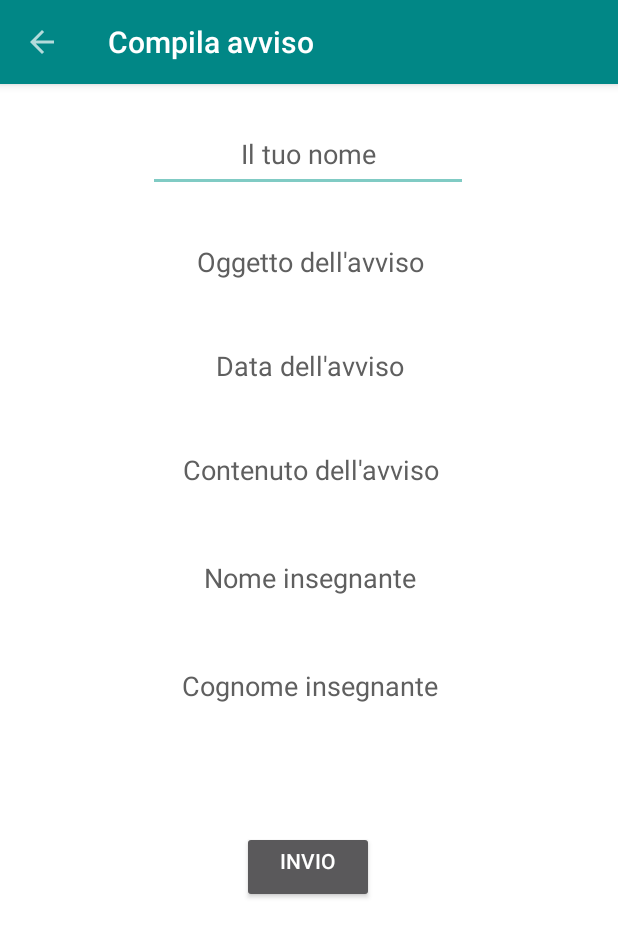
After one commit to Donnyz/Progetto-ingegneria-2021-2022.-gruppo-SSH-, an Android app: the Avvisi_insegnante screen opened directly, with no data from a screen before it, on a phone screen of 412 x 824 dp. The commit adds this screen. Shown: the top 937 px of the screen. Run offline under Robolectric (Android 15) with nearby library versions, the phone set to English and light mode, and no system bars.

Commit message:
Nuove finestre per avvisi e libretto
Nuove finestre per avvisi e libretto

```diff
--- /dev/null
+++ b/app/src/main/java/com/example/ssh/Avvisi_insegnante.java
@@ -0,0 +1,56 @@
+package com.example.ssh;
+
+import android.os.Bundle;
+import android.text.TextUtils;
+import android.view.View;
+import android.widget.Button;
+import android.widget.EditText;
+import android.widget.Toast;
+
+import androidx.appcompat.app.AppCompatActivity;
+import androidx.appcompat.widget.Toolbar;
+
+public class Avvisi_insegnante extends AppCompatActivity { //sezione per scrivere un avviso ad uno specifico insegnante
+
+    private EditText parent_name;
+    private EditText object;
+    private EditText data;
+    private EditText contenuto;
+    private EditText nomeinsegnante;
+    private EditText cognomeinsegnante;
+    private Button invio;
+
+    @Override
+    protected void onCreate(Bundle savedInstanceState) {
+        super.onCreate(savedInstanceState);
+        setContentView(R.layout.activity_avvisinsegnante);
+
+        //toolbar
+        Toolbar toolbar = findViewById(R.id.toolbar_avvisi_insegnante);
+        setSupportActionBar(toolbar);
+        getSupportActionBar().setTitle("Compila avviso");
+        getSupportActionBar().setDisplayHomeAsUpEnabled(true);
+
+        parent_name = findViewById(R.id.Parent_name);
+        object = findViewById(R.id.object);
+        contenuto = findViewById(R.id.contenuto);
+        data = findViewById(R.id.data);
+        nomeinsegnante = findViewById(R.id.nomeinsegnante);
+        cognomeinsegnante = findViewById(R.id.cognomeinsegnante);
+
+
+        invio = (Button) findViewById(R.id.invia_avviso);
+        invio.setClickable(false);
+    }
+
+    /*private boolean check_not_empty(){
+        if(TextUtils.isEmpty( parent_name.getText().toString()) || TextUtils.isEmpty(object.getText().toString()) || TextUtils.isEmpty(contenuto.getText().toString())||TextUtils.isEmpty(data.getText().toString())||
+            TextUtils.isEmpty(nomeinsegnante.getText().toString())||TextUtils.isEmpty(cognomeinsegnante.getText().toString())){
+                Toast.makeText(this,"Riempi i campi per inviare",Toast.LENGTH_LONG).show();
+                return false;
+            }else{
+                invio.setClickable(true);
+                return true;
+            }
+    }*/
+}
--- /dev/null
+++ b/app/src/main/res/layout/activity_avvisinsegnante.xml
@@ -0,0 +1,134 @@
+<?xml version="1.0" encoding="utf-8"?>
+<androidx.constraintlayout.widget.ConstraintLayout xmlns:android="http://schemas.android.com/apk/res/android"
+    xmlns:app="http://schemas.android.com/apk/res-auto"
+    xmlns:tools="http://schemas.android.com/tools"
+    android:layout_width="match_parent"
+    android:layout_height="match_parent"
+    android:background="@color/white"
+    tools:context=".Avvisi_insegnante">
+
+    <include
+        android:id="@+id/toolbar_avvisi_insegnante"
+        layout="@layout/toolbar"
+        android:layout_width="match_parent"
+        android:layout_height="wrap_content"
+        app:layout_constraintEnd_toEndOf="parent"
+        app:layout_constraintStart_toEndOf="parent" />
+
+    <EditText
+        android:id="@+id/Parent_name"
+        android:layout_width="wrap_content"
+        android:layout_height="wrap_content"
+        android:layout_marginTop="24dp"
+        android:ems="10"
+        android:gravity="center_horizontal"
+        android:hint="Il tuo nome"
+        android:inputType="textPersonName"
+        android:minHeight="48dp"
+        android:shadowColor="@color/purple_700"
+        android:textColor="@color/black"
+        android:textColorHint="#5F5F5F"
+        app:layout_constraintEnd_toEndOf="parent"
+        app:layout_constraintHorizontal_bias="0.497"
+        app:layout_constraintStart_toStartOf="parent"
+        app:layout_constraintTop_toBottomOf="@+id/toolbar_avvisi_insegnante" />
+
+    <EditText
+        android:id="@+id/object"
+        android:layout_width="wrap_content"
+        android:layout_height="wrap_content"
+        android:layout_marginTop="24dp"
+        android:ems="10"
+        android:gravity="center_horizontal"
+        android:hint="Oggetto dell'avviso"
+        android:inputType="textPersonName"
+        android:textColor="@color/black"
+        android:textColorHint="#5F5F5F"
+        app:layout_constraintEnd_toEndOf="parent"
+        app:layout_constraintHorizontal_bias="0.502"
+        app:layout_constraintStart_toStartOf="parent"
+        app:layout_constraintTop_toBottomOf="@+id/Parent_name" />
+
+    <EditText
+        android:id="@+id/data"
+        android:layout_width="wrap_content"
+        android:layout_height="wrap_content"
+        android:layout_marginTop="24dp"
+        android:ems="10"
+        android:gravity="center_horizontal"
+        android:hint="Data dell'avviso"
+        android:inputType="date"
+        android:textColor="@color/black"
+        android:textColorHint="#5F5F5F"
+        app:layout_constraintEnd_toEndOf="parent"
+        app:layout_constraintHorizontal_bias="0.502"
+        app:layout_constraintStart_toStartOf="parent"
+        app:layout_constraintTop_toBottomOf="@+id/object" />
+
+    <EditText
+        android:id="@+id/contenuto"
+        android:layout_width="wrap_content"
+        android:layout_height="wrap_content"
+        android:layout_marginTop="24dp"
+        android:ems="10"
+        android:gravity="center_horizontal"
+        android:hint="Contenuto dell'avviso"
+        android:inputType="textLongMessage"
+        android:minHeight="48dp"
+        android:textColor="@color/black"
+        android:textColorHint="#5F5F5F"
+        app:layout_constraintEnd_toEndOf="parent"
+        app:layout_constraintHorizontal_bias="0.502"
+        app:layout_constraintStart_toStartOf="parent"
+        app:layout_constraintTop_toBottomOf="@+id/data" />
+
+    <EditText
+        android:id="@+id/nomeinsegnante"
+        android:layout_width="wrap_content"
+        android:layout_height="wrap_content"
+        android:layout_marginTop="24dp"
+        android:ems="10"
+        android:gravity="center_horizontal"
+        android:hint="Nome insegnante"
+        android:inputType="textPersonName"
+        android:minHeight="48dp"
+        android:textColor="@color/black"
+        android:textColorHint="#5F5F5F"
+        app:layout_constraintEnd_toEndOf="parent"
+        app:layout_constraintHorizontal_bias="0.502"
+        app:layout_constraintStart_toStartOf="parent"
+        app:layout_constraintTop_toBottomOf="@+id/contenuto" />
+
+    <EditText
+        android:id="@+id/cognomeinsegnante"
+        android:layout_width="wrap_content"
+        android:layout_height="wrap_content"
+        android:layout_marginTop="24dp"
+        android:ems="10"
+        android:gravity="center_horizontal"
+        android:hint="Cognome insegnante"
+        android:inputType="textPersonName"
+        android:minHeight="48dp"
+        android:textColor="@color/black"
+        android:textColorHint="#5F5F5F"
+        app:layout_constraintEnd_toEndOf="parent"
+        app:layout_constraintHorizontal_bias="0.502"
+        app:layout_constraintStart_toStartOf="parent"
+        app:layout_constraintTop_toBottomOf="@+id/nomeinsegnante" />
+
+    <Button
+        android:id="@+id/invia_avviso"
+        android:layout_width="wrap_content"
+        android:layout_height="wrap_content"
+        android:layout_marginTop="32dp"
+        android:layout_marginBottom="52dp"
+        android:gravity="center_horizontal"
+        android:text="Invio"
+        app:layout_constraintBottom_toBottomOf="parent"
+        app:layout_constraintEnd_toEndOf="parent"
+        app:layout_constraintHorizontal_bias="0.498"
+        app:layout_constraintStart_toStartOf="parent"
+        app:layout_constraintTop_toBottomOf="@+id/cognomeinsegnante"
+        app:layout_constraintVertical_bias="0.188" />
+
+</androidx.constraintlayout.widget.ConstraintLayout>
```
Also changed, not shown: app/src/main/AndroidManifest.xml (+20 -0 lines), app/src/main/java/com/example/ssh/Avvisi.java (+14 -1 lines), app/src/main/java/com/example/ssh/Avvisi_atutti.java (added, +49 -0 lines), app/src/main/java/com/example/ssh/Condivisi_con_me.java (added, +20 -0 lines), app/src/main/java/com/example/ssh/Libretto.java (+8 -7 lines), app/src/main/java/com/example/ssh/Note_libretto.java (added, +20 -0 lines), app/src/main/java/com/example/ssh/Valutazioni_libretto.java (added, +20 -0 lines), app/src/main/res/layout/activity_avvisi.xml (+46 -7 lines), app/src/main/res/layout/activity_avvisiatutti.xml (added, +100 -0 lines), app/src/main/res/layout/activity_avvisiperme.xml (added, +37 -0 lines), app/src/main/res/layout/activity_libretto.xml (+28 -12 lines), app/src/main/res/layout/activity_note.xml (added, +32 -0 lines), app/src/main/res/layout/activity_valutazioni_libretto.xml (added, +34 -0 lines).
